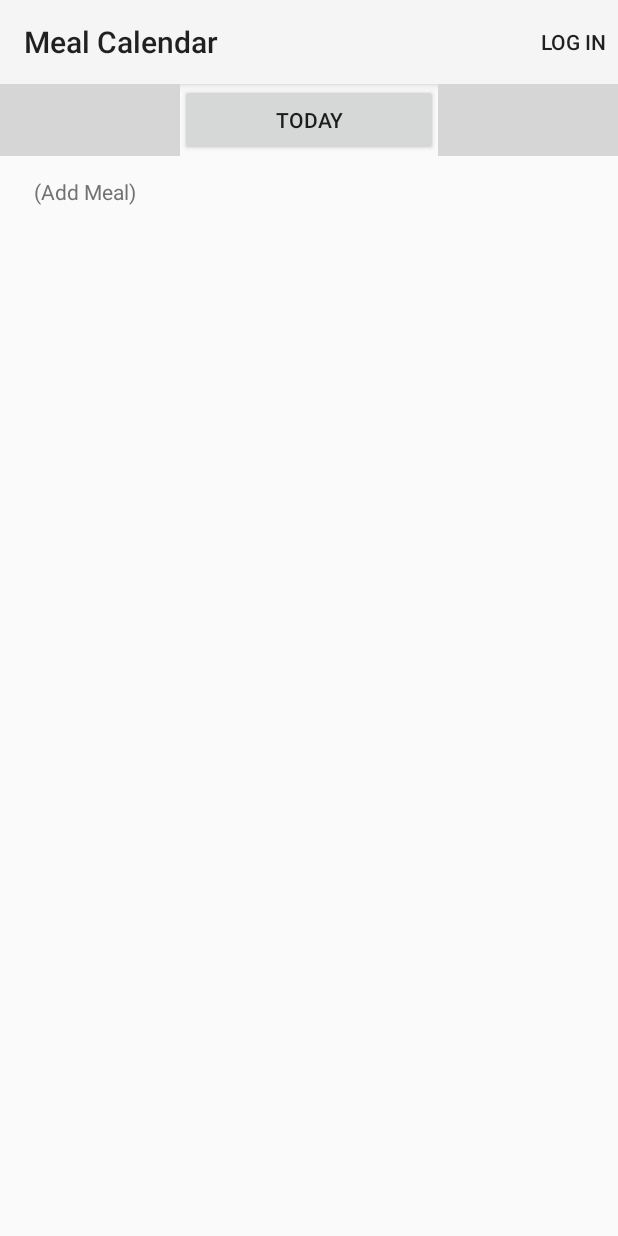
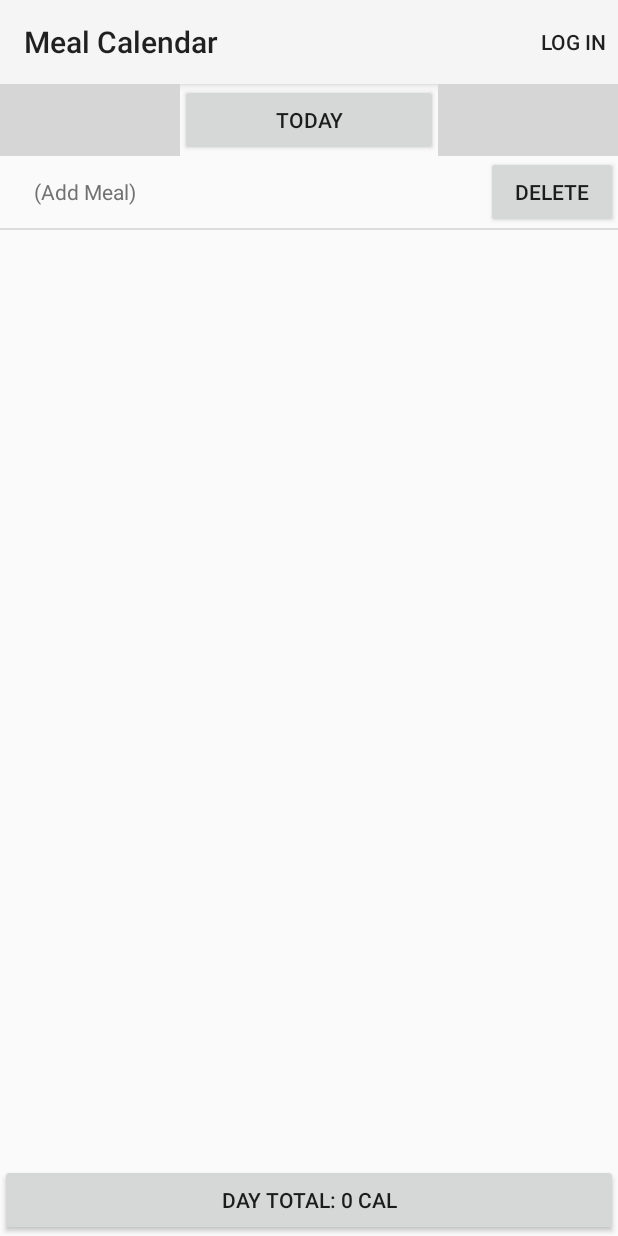
Before and after one commit to tragessere/FoodScanner, an Android app: the screen it shows after launch (MealCalendarActivity), on a phone screen of 412 x 824 dp. Run offline under Robolectric (Android 15) with nearby library versions, the phone set to English and light mode, and no system bars; grey boxes are pictures that could not be loaded.

Commit message:
Deletion and Total

```diff
--- a/FoodScanner/app/src/main/java/senior_project/foodscanner/activities/MealCalendarActivity.java
+++ b/FoodScanner/app/src/main/java/senior_project/foodscanner/activities/MealCalendarActivity.java
@@ -33,8 +33,9 @@ import senior_project.foodscanner.ui.components.mealcalendar.MealArrayAdapter;
  *          - Maybe a drop down menu for account settings
  *
  */
-public class MealCalendarActivity extends AppCompatActivity implements View.OnClickListener, CalendarView.OnDateChangeListener, AdapterView.OnItemClickListener{
+public class MealCalendarActivity extends AppCompatActivity implements View.OnClickListener, CalendarView.OnDateChangeListener, AdapterView.OnItemClickListener, MealArrayAdapter.OnDeleteListener{
     private Button button_calendar;
+    private Button button_total;
     private CalendarView calendar;
     private ListView mealListView;
     private MealArrayAdapter adapter;
@@ -47,14 +48,17 @@ public class MealCalendarActivity extends AppCompatActivity implements View.OnCl
         setContentView(R.layout.activity_meal_calendar);
 
         button_calendar = (Button)findViewById(R.id.button_calendar);
+        button_total = (Button)findViewById(R.id.button_total_day);
         calendar = (CalendarView)findViewById(R.id.calendarView);
         mealListView = (ListView)findViewById(R.id.listView_meals);
 
         button_calendar.setOnClickListener(this);
+        button_total.setOnClickListener(this);
         calendar.setOnDateChangeListener(this);
         findViewById(R.id.imageButton_prev).setOnClickListener(this);
         findViewById(R.id.imageButton_next).setOnClickListener(this);
         adapter = new MealArrayAdapter(MealCalendarActivity.this);
+        adapter.setOnDeleteListener(this);
         mealListView.setAdapter(adapter);
         mealListView.setOnItemClickListener(this);
 
@@ -62,11 +66,6 @@ public class MealCalendarActivity extends AppCompatActivity implements View.OnCl
 
         // TODO load existing meals into calendar
 
-        // TODO deletion of meals
-            // swipe left on a meal to reveal delete button
-            // delete meal from listview
-            // delete meal from device
-        // TODO display total for day, week, month
         // TODO determine when to upload meals to server
         // TODO max history to display/retrieve from server?
             // maybe have the option to load older history
@@ -143,6 +142,10 @@ public class MealCalendarActivity extends AppCompatActivity implements View.OnCl
                     calendar.setDate(calendar.getDate());
                 }
                 break;
+            case R.id.button_total_day:
+                // TODO display total
+                // TODO display week and month totals
+                break;
             case R.id.imageButton_prev:
                 changeSelectedDay(calendar.getDate() - msInDay);
                 break;
@@ -162,13 +165,17 @@ public class MealCalendarActivity extends AppCompatActivity implements View.OnCl
 
     @Override
     public void onItemClick(AdapterView<?> parent, View view, int position, long id) {
-        if(position == parent.getCount()-1){
-            Meal newMeal = createMeal();
-            viewMeal(newMeal);
-            return;
+        Meal meal = (Meal)parent.getItemAtPosition(position);
+        if(meal == null){
+            meal = createMeal();
         }
-        else {
-            viewMeal((Meal) parent.getItemAtPosition(position));
-        }
+        viewMeal(meal);
+    }
+
+
+    @Override
+    public void onDelete(MealArrayAdapter adapter, int position) {
+        //TODO delete from device
+        adapter.remove(adapter.getItem(position));
     }
 }
--- a/FoodScanner/app/src/main/java/senior_project/foodscanner/ui/components/mealcalendar/MealArrayAdapter.java
+++ b/FoodScanner/app/src/main/java/senior_project/foodscanner/ui/components/mealcalendar/MealArrayAdapter.java
@@ -5,6 +5,7 @@ import android.view.LayoutInflater;
 import android.view.View;
 import android.view.ViewGroup;
 import android.widget.ArrayAdapter;
+import android.widget.Button;
 import android.widget.TextView;
 
 import senior_project.foodscanner.Meal;
@@ -14,54 +15,75 @@ import senior_project.foodscanner.Settings;
 public class MealArrayAdapter extends ArrayAdapter<Meal> {
     private static final int layoutId = R.layout.list_layout_meal;
     private static final int textViewId = R.id.meal_text;
+    private static final int deleteButtonId = R.id.button_delete;
+    private OnDeleteListener odl = null;
 
-    public MealArrayAdapter(Context context){
+    public MealArrayAdapter(Context context) {
         super(context, layoutId);
         addAddItem();
     }
 
     @Override
-    public View getView(int position, View convertView, ViewGroup parent){
-        Meal meal = getItem(position);
-        if(convertView == null){
+    public View getView(final int position, View convertView, ViewGroup parent) {
+        final Meal meal = getItem(position);
+
+        if(convertView == null) {
             LayoutInflater inflater = (LayoutInflater) getContext().getSystemService(Context.LAYOUT_INFLATER_SERVICE);
             convertView = inflater.inflate(layoutId, parent, false);
         }
-        TextView text = (TextView)convertView.findViewById(textViewId);
-        if(meal != null){
+
+        TextView text = (TextView) convertView.findViewById(textViewId);
+        if(meal != null) {
             text.setText(mealString(meal));
             //convertView.setOnTouchListener(this);
             //convertView.setOnGenericMotionListener(this);
-        }
-        else{
+        } else {
             text.setText("     (Add Meal)");
         }
+            Button button = (Button) convertView.findViewById(deleteButtonId);
+            button.setOnClickListener(new View.OnClickListener() {
+                @Override
+                public void onClick(View v) {
+                    if(meal != null && odl != null) {
+                        odl.onDelete(MealArrayAdapter.this, position);
+                    }
+                }
+            });
 
         return convertView;
     }
 
-    private String mealString(Meal meal){
+    private String mealString(Meal meal) {
         return new Settings().formatTime(meal) + " - " + meal.getType().getName();//TODO reference global Settings object
     }
 
     @Override
-    public void add(Meal meal){
+    public void add(Meal meal) {
         removeAddItem();
         super.add(meal);
         addAddItem();
     }
 
     @Override
-    public void clear(){
+    public void clear() {
         super.clear();
         addAddItem();
     }
 
-    private void addAddItem(){
+    public void setOnDeleteListener(OnDeleteListener l){
+        odl = l;
+    }
+
+    private void addAddItem() {
         super.add(null);
     }
 
-    private void removeAddItem(){
+    private void removeAddItem() {
         super.remove(null);
     }
+
+    public interface OnDeleteListener{
+        void onDelete(MealArrayAdapter adapter, int position);
+    }
+
 }
--- a/FoodScanner/app/src/main/res/layout/activity_meal_calendar.xml
+++ b/FoodScanner/app/src/main/res/layout/activity_meal_calendar.xml
@@ -4,7 +4,7 @@
     tools:context="senior_project.foodscanner.activities.MealCalendarActivity"
                 android:id="@+id/container">
 
-    <LinearLayout
+    <RelativeLayout
         android:orientation="vertical"
         android:layout_width="match_parent"
         android:layout_height="match_parent"
@@ -72,6 +72,28 @@
         <ListView
             android:layout_width="match_parent"
             android:layout_height="wrap_content"
-            android:id="@+id/listView_meals"/>
-    </LinearLayout>
+            android:id="@+id/listView_meals"
+            android:layout_below="@+id/container_date"
+            android:layout_above="@+id/container_total"/>
+
+        <LinearLayout
+            android:orientation="vertical"
+            android:layout_width="match_parent"
+            android:layout_height="wrap_content"
+            android:layout_gravity="center_horizontal"
+            android:id="@+id/container_total"
+            android:layout_alignParentBottom="true"
+            android:layout_alignParentLeft="true"
+            android:layout_alignParentStart="true"
+            >
+
+            <Button
+                style="?android:attr/buttonStyleSmall"
+                android:layout_width="match_parent"
+                android:layout_height="wrap_content"
+                android:text="Day Total: 0 cal"
+                android:id="@+id/button_total_day"
+                />
+        </LinearLayout>
+    </RelativeLayout>
 </RelativeLayout>
--- a/FoodScanner/app/src/main/res/layout/list_layout_meal.xml
+++ b/FoodScanner/app/src/main/res/layout/list_layout_meal.xml
@@ -2,7 +2,8 @@
 <RelativeLayout xmlns:android="http://schemas.android.com/apk/res/android"
               android:orientation="vertical"
               android:layout_width="match_parent"
-              android:layout_height="match_parent">
+              android:layout_height="match_parent"
+                android:descendantFocusability="blocksDescendants">
 
     <TextView xmlns:android="http://schemas.android.com/apk/res/android"
               android:id="@+id/meal_text"
@@ -13,5 +14,18 @@
               android:gravity="center_vertical"
               android:paddingLeft="6dip"
               android:paddingRight="6dip"
-              android:minHeight="?android:attr/listPreferredItemHeightSmall" />
+              android:minHeight="?android:attr/listPreferredItemHeightSmall"
+              android:layout_toLeftOf="@+id/button_delete"
+              android:layout_toStartOf="@+id/button_delete"
+              android:text="Meal Item"/>
+
+    <Button
+        android:layout_width="wrap_content"
+        android:layout_height="wrap_content"
+        android:text="Delete"
+        android:id="@+id/button_delete"
+        android:layout_alignParentTop="true"
+        android:layout_alignParentRight="true"
+        android:layout_alignParentEnd="true"
+        android:layout_alignBottom="@+id/meal_text"/>
 </RelativeLayout>
```
